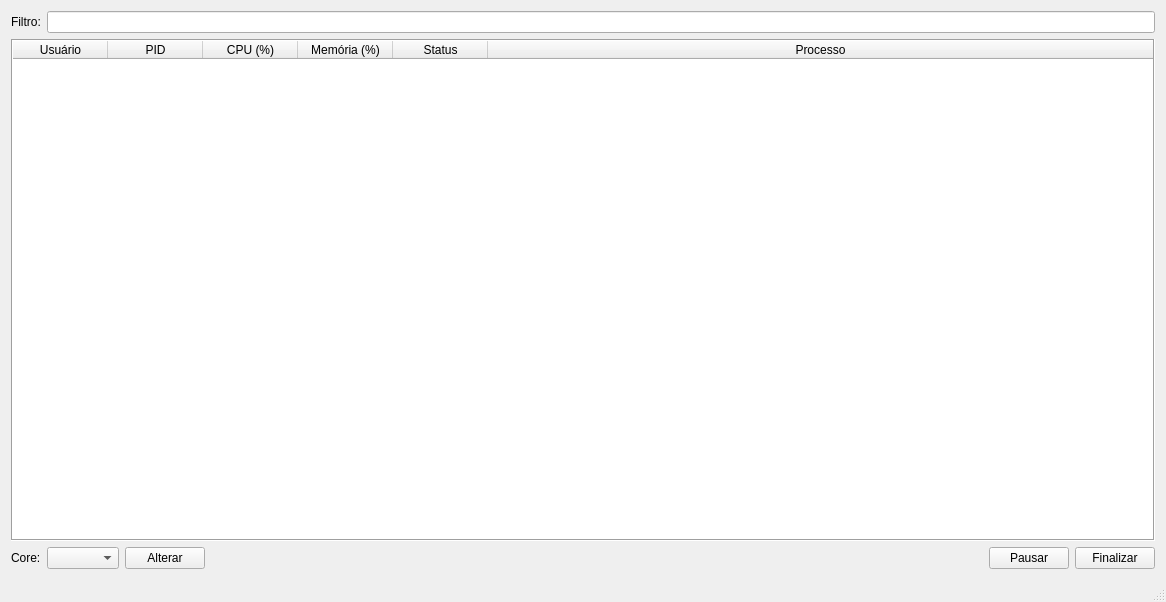
Old version of the form mainwindow.ui in the repository alexandretok/system-monitor.
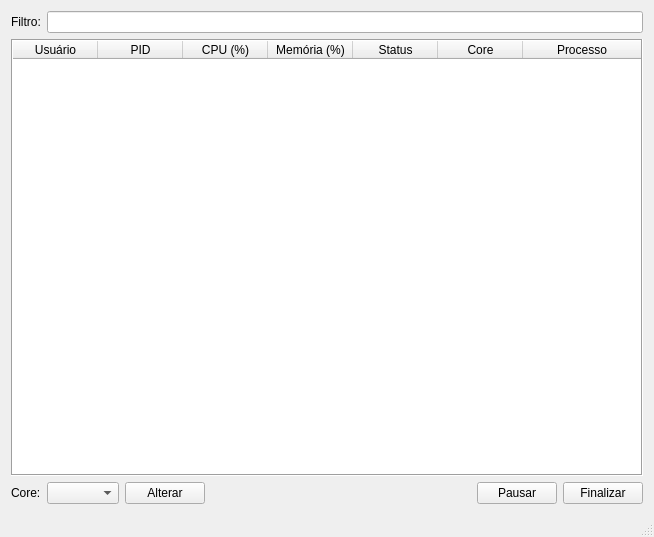
New version of the form.

Commit message: Corrige pausar e continuar Altera largura das colunas Chama timer assim que inicia o programa Adiciona coluna de core Atualiza o core utilizado ao clicar num processo

```diff
--- a/mainwindow.ui
+++ b/mainwindow.ui
@@ -6,8 +6,8 @@
    <rect>
     <x>0</x>
     <y>0</y>
-    <width>1166</width>
-    <height>602</height>
+    <width>654</width>
+    <height>537</height>
    </rect>
   </property>
   <property name="windowTitle">
@@ -65,16 +65,19 @@
        <enum>Qt::SolidLine</enum>
       </property>
       <property name="sortingEnabled">
-       <bool>true</bool>
+       <bool>false</bool>
       </property>
       <property name="cornerButtonEnabled">
        <bool>true</bool>
       </property>
+      <attribute name="horizontalHeaderVisible">
+       <bool>true</bool>
+      </attribute>
       <attribute name="horizontalHeaderCascadingSectionResizes">
        <bool>false</bool>
       </attribute>
       <attribute name="horizontalHeaderDefaultSectionSize">
-       <number>95</number>
+       <number>85</number>
       </attribute>
       <attribute name="horizontalHeaderHighlightSections">
        <bool>true</bool>
@@ -85,6 +88,9 @@
       <attribute name="horizontalHeaderStretchLastSection">
        <bool>true</bool>
       </attribute>
+      <attribute name="verticalHeaderVisible">
+       <bool>false</bool>
+      </attribute>
       <column>
        <property name="text">
         <string>Usuário</string>
@@ -110,6 +116,11 @@
         <string>Status</string>
        </property>
       </column>
+      <column>
+       <property name="text">
+        <string>Core</string>
+       </property>
+      </column>
       <column>
        <property name="text">
         <string>Processo</string>
```
Left out of the diff: 7 changed lines with no effect on the pictures. The commit also changes 2 other files.
